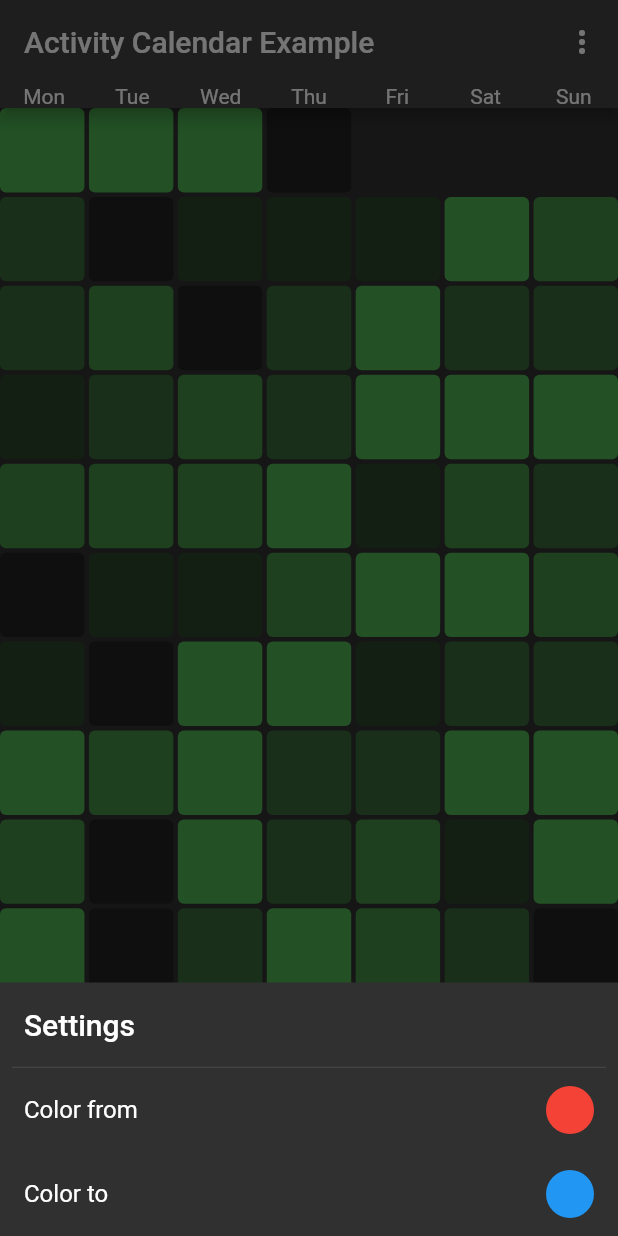
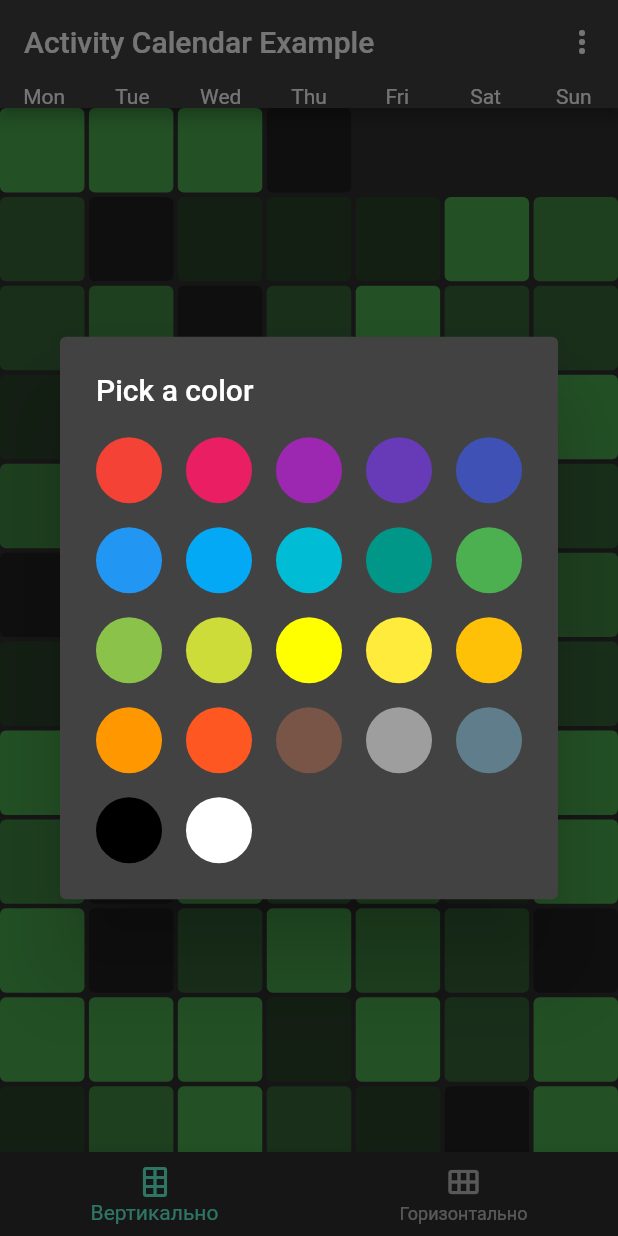
Before and after one commit to Vorkytaka/activity_calendar, a Flutter app: the screen it shows after launch, after a tap on the "more vert" icon, on a phone screen of 412 x 824 dp. Run offline on Flutter 3.47's test engine with Material 2 defaults, Android fonts, the phone set to English and light mode, and no system bars.

Commit message:
• Color picker

```diff
--- a/example/lib/main.dart
+++ b/example/lib/main.dart
@@ -37,54 +37,7 @@ class ExampleApp extends StatelessWidget {
                 icon: Icon(Icons.adaptive.more),
                 // tooltip: MaterialLocalizations.of(context).showMenuTooltip,
                 onPressed: () {
-                  showModalBottomSheet(
-                    context: context,
-                    isScrollControlled: true,
-                    builder: (context) => Column(
-                      mainAxisSize: MainAxisSize.min,
-                      children: [
-                        ListTile(
-                          title: Text(
-                            'Settings',
-                            style: Theme.of(context).textTheme.headline6,
-                          ),
-                        ),
-                        const Divider(
-                          height: 1,
-                          indent: 8,
-                          endIndent: 8,
-                        ),
-                        ListTile(
-                          title: const Text('Color from'),
-                          onTap: () {},
-                          trailing: Container(
-                            width: 32,
-                            height: 32,
-                            decoration: const BoxDecoration(
-                              borderRadius: BorderRadius.all(
-                                Radius.circular(32),
-                              ),
-                              color: Colors.red,
-                            ),
-                          ),
-                        ),
-                        ListTile(
-                          title: const Text('Color to'),
-                          onTap: () {},
-                          trailing: Container(
-                            width: 32,
-                            height: 32,
-                            decoration: const BoxDecoration(
-                              borderRadius: BorderRadius.all(
-                                Radius.circular(32),
-                              ),
-                              color: Colors.blue,
-                            ),
-                          ),
-                        ),
-                      ],
-                    ),
-                  );
+                  _selectColor(context: context);
                 },
               ),
             ],
@@ -133,3 +86,59 @@ class ExampleApp extends StatelessWidget {
   static List<int> rl([int length = 365]) =>
       List.generate(length, (index) => r.nextInt(10));
 }
+
+Future<Color?> _selectColor({
+  required BuildContext context,
+}) =>
+    showDialog(
+      context: context,
+      builder: (context) => AlertDialog(
+        title: const Text('Pick a color'),
+        content: SizedBox(
+          width: double.maxFinite,
+          child: GridView.count(
+            crossAxisCount: 5,
+            crossAxisSpacing: 16,
+            mainAxisSpacing: 16,
+            shrinkWrap: true,
+            physics: const NeverScrollableScrollPhysics(),
+            children: [
+              Colors.red,
+              Colors.pink,
+              Colors.purple,
+              Colors.deepPurple,
+              Colors.indigo,
+              Colors.blue,
+              Colors.lightBlue,
+              Colors.cyan,
+              Colors.teal,
+              Colors.green,
+              Colors.lightGreen,
+              Colors.lime,
+              Colors.yellowAccent,
+              Colors.yellow,
+              Colors.amber,
+              Colors.orange,
+              Colors.deepOrange,
+              Colors.brown,
+              Colors.grey,
+              Colors.blueGrey,
+              Colors.black,
+              Colors.white,
+            ]
+                .map((color) => InkResponse(
+                      onTap: () => Navigator.of(context).pop(color),
+                      child: Container(
+                        width: 32,
+                        height: 32,
+                        decoration: BoxDecoration(
+                          shape: BoxShape.circle,
+                          color: color,
+                        ),
+                      ),
+                    ))
+                .toList(),
+          ),
+        ),
+      ),
+    );
```
